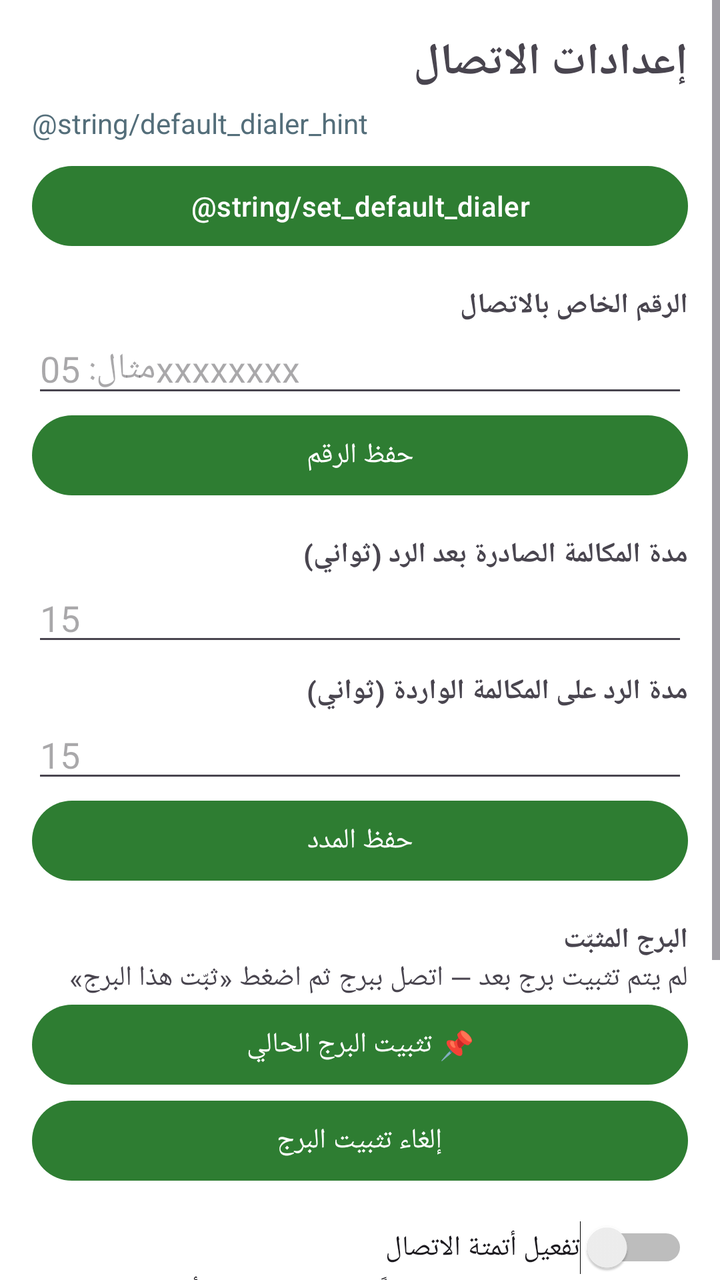
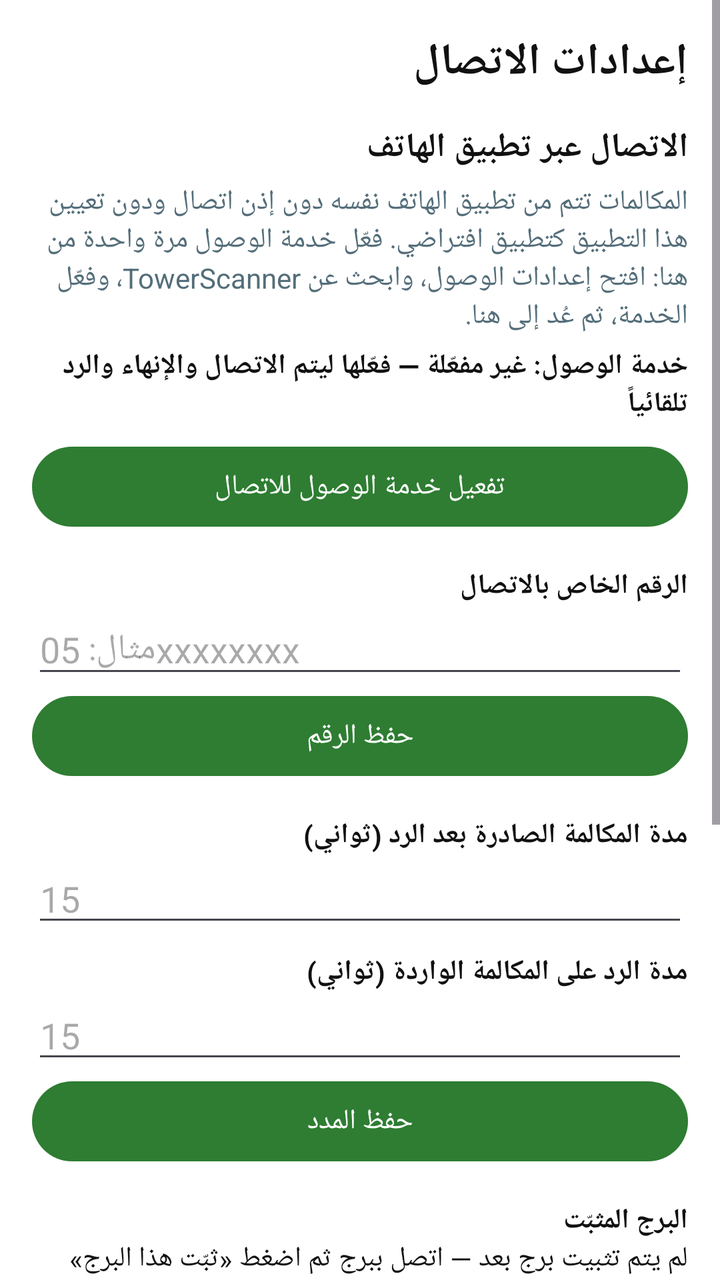

Screens rendered from an Android XML layout before and after an edit, with the pre-edit source and the edit as a unified diff.
<!-- AndroidManifest.xml: application theme Theme.TowerScannerPlus -->
<!-- res/layout/activity_call_settings.xml -->
<?xml version="1.0" encoding="utf-8"?>
<ScrollView xmlns:android="http://schemas.android.com/apk/res/android"
    android:layout_width="match_parent"
    android:layout_height="match_parent">

    <LinearLayout
        android:layout_width="match_parent"
        android:layout_height="wrap_content"
        android:orientation="vertical"
        android:padding="16dp">

        <TextView
            android:layout_width="match_parent"
            android:layout_height="wrap_content"
            android:text="@string/call_settings_title"
            android:textSize="22sp"
            android:textStyle="bold" />

        <TextView
            android:layout_width="match_parent"
            android:layout_height="wrap_content"
            android:layout_marginTop="6dp"
            android:text="@string/default_dialer_hint"
            android:textColor="#546E7A" />

        <Button
            android:id="@+id/btnDefaultDialer"
            android:layout_width="match_parent"
            android:layout_height="wrap_content"
            android:layout_marginTop="8dp"
            android:text="@string/set_default_dialer" />

        <TextView
            android:layout_width="match_parent"
            android:layout_height="wrap_content"
            android:layout_marginTop="16dp"
            android:text="@string/call_number"
            android:textStyle="bold" />

        <EditText
            android:id="@+id/etNumber"
            android:layout_width="match_parent"
            android:layout_height="wrap_content"
            android:hint="@string/call_number_hint"
            android:inputType="phone" />

        <Button
            android:id="@+id/btnSaveNumber"
            android:layout_width="match_parent"
            android:layout_height="wrap_content"
            android:text="@string/save_number" />

        <TextView
            android:layout_width="match_parent"
            android:layout_height="wrap_content"
            android:layout_marginTop="16dp"
            android:text="@string/out_duration"
            android:textStyle="bold" />

        <EditText
            android:id="@+id/etOutDuration"
            android:layout_width="match_parent"
            android:layout_height="wrap_content"
            android:hint="15"
            android:inputType="number" />

        <TextView
            android:layout_width="match_parent"
            android:layout_height="wrap_content"
            android:layout_marginTop="8dp"
            android:text="@string/in_duration"
            android:textStyle="bold" />

        <EditText
            android:id="@+id/etInDuration"
            android:layout_width="match_parent"
            android:layout_height="wrap_content"
            android:hint="15"
            android:inputType="number" />

        <Button
            android:id="@+id/btnSaveDurations"
            android:layout_width="match_parent"
            android:layout_height="wrap_content"
            android:text="@string/save_durations" />

        <TextView
            android:layout_width="match_parent"
            android:layout_height="wrap_content"
            android:layout_marginTop="16dp"
            android:text="@string/pinned_tower"
            android:textStyle="bold" />

        <TextView
            android:id="@+id/tvPinnedTower"
            android:layout_width="match_parent"
            android:layout_height="wrap_content"
            android:text="@string/no_pinned_tower" />

        <Button
            android:id="@+id/btnPinTower"
            android:layout_width="match_parent"
            android:layout_height="wrap_content"
            android:text="@string/pin_current_tower" />

        <Button
            android:id="@+id/btnUnpinTower"
            android:layout_width="match_parent"
            android:layout_height="wrap_content"
            android:text="@string/unpin_tower" />

        <Switch
            android:id="@+id/swAutomation"
            android:layout_width="match_parent"
            android:layout_height="wrap_content"
            android:layout_marginTop="16dp"
            android:text="@string/enable_automation" />

        <Switch
            android:id="@+id/swRepeat"
            android:layout_width="match_parent"
            android:layout_height="wrap_content"
            android:text="@string/auto_repeat" />

        <Button
            android:id="@+id/btnCallNow"
            android:layout_width="match_parent"
            android:layout_height="wrap_content"
            android:layout_marginTop="12dp"
            android:text="@string/call_now" />

        <Button
            android:id="@+id/btnStop"
            android:layout_width="match_parent"
            android:layout_height="wrap_content"
            android:text="@string/stop_automation" />

        <TextView
            android:layout_width="match_parent"
            android:layout_height="wrap_content"
            android:layout_marginTop="16dp"
            android:text="@string/status"
            android:textStyle="bold" />

        <TextView
            android:id="@+id/tvStatus"
            android:layout_width="match_parent"
            android:layout_height="wrap_content"
            android:text="@string/call_status_idle" />
    </LinearLayout>
</ScrollView>
<!-- resources referenced by this layout -->
<resources>
  <string name="auto_repeat">إعادة الاتصال تلقائياً بعد الفصل (طالما أنت على البرج المثبّت)</string>
  <string name="call_now">📞 اتصل الآن</string>
  <string name="call_number">الرقم الخاص بالاتصال</string>
  <string name="call_number_hint">مثال: 05xxxxxxxx</string>
  <string name="call_settings_title">إعدادات الاتصال</string>
  <string name="call_status_idle">متوقف</string>
  <string name="enable_automation">تفعيل أتمتة الاتصال</string>
  <string name="in_duration">مدة الرد على المكالمة الواردة (ثواني)</string>
  <string name="no_pinned_tower">لم يتم تثبيت برج بعد — اتصل ببرج ثم اضغط «ثبّت هذا البرج»</string>
  <string name="out_duration">مدة المكالمة الصادرة بعد الرد (ثواني)</string>
  <string name="pin_current_tower">📌 تثبيت البرج الحالي</string>
  <string name="pinned_tower">البرج المثبّت</string>
  <string name="save_durations">حفظ المدد</string>
  <string name="save_number">حفظ الرقم</string>
  <string name="status">الحالة</string>
  <string name="stop_automation">⏹ إيقاف</string>
  <string name="unpin_tower">إلغاء تثبيت البرج</string>
  <style name="Theme.TowerScannerPlus" parent="Theme.Material3.Light.NoActionBar">
          <item name="colorPrimary">#2E7D32</item>
          <item name="colorPrimaryDark">#1B5E20</item>
          <item name="android:windowBackground">#FFFFFF</item>
          <item name="android:colorBackground">#FFFFFF</item>
          <item name="colorSurface">#FFFFFF</item>
          <item name="android:forceDarkAllowed">false</item>
      </style>
</resources>

<!-- the commit's change to res/layout/activity_call_settings.xml (unified diff, before → after) -->
@@ -1,7 +1,8 @@
 <?xml version="1.0" encoding="utf-8"?>
 <ScrollView xmlns:android="http://schemas.android.com/apk/res/android"
     android:layout_width="match_parent"
-    android:layout_height="match_parent">
+    android:layout_height="match_parent"
+    android:background="@android:color/white">
 
     <LinearLayout
         android:layout_width="match_parent"
@@ -13,28 +14,48 @@
             android:layout_width="match_parent"
             android:layout_height="wrap_content"
             android:text="@string/call_settings_title"
+            android:textColor="@color/ink"
             android:textSize="22sp"
             android:textStyle="bold" />
 
         <TextView
             android:layout_width="match_parent"
             android:layout_height="wrap_content"
+            android:layout_marginTop="16dp"
+            android:text="@string/accessibility_title"
+            android:textColor="@color/ink"
+            android:textSize="17sp"
+            android:textStyle="bold" />
+
+        <TextView
+            android:layout_width="match_parent"
+            android:layout_height="wrap_content"
             android:layout_marginTop="6dp"
-            android:text="@string/default_dialer_hint"
-            android:textColor="#546E7A" />
+            android:text="@string/accessibility_hint"
+            android:textColor="@color/muted" />
+
+        <TextView
+            android:id="@+id/tvAccessibilityStatus"
+            android:layout_width="match_parent"
+            android:layout_height="wrap_content"
+            android:layout_marginTop="6dp"
+            android:text="@string/accessibility_off"
+            android:textColor="@color/ink"
+            android:textStyle="bold" />
 
         <Button
-            android:id="@+id/btnDefaultDialer"
+            android:id="@+id/btnAccessibility"
             android:layout_width="match_parent"
             android:layout_height="wrap_content"
             android:layout_marginTop="8dp"
-            android:text="@string/set_default_dialer" />
+            android:text="@string/enable_accessibility" />
 
         <TextView
             android:layout_width="match_parent"
             android:layout_height="wrap_content"
             android:layout_marginTop="16dp"
             android:text="@string/call_number"
+            android:textColor="@color/ink"
             android:textStyle="bold" />
 
         <EditText
@@ -42,7 +63,8 @@
             android:layout_width="match_parent"
             android:layout_height="wrap_content"
             android:hint="@string/call_number_hint"
-            android:inputType="phone" />
+            android:inputType="phone"
+            android:textColor="@color/ink" />
 
         <Button
             android:id="@+id/btnSaveNumber"
@@ -55,6 +77,7 @@
             android:layout_height="wrap_content"
             android:layout_marginTop="16dp"
             android:text="@string/out_duration"
+            android:textColor="@color/ink"
             android:textStyle="bold" />
 
         <EditText
@@ -62,13 +85,15 @@
             android:layout_width="match_parent"
             android:layout_height="wrap_content"
             android:hint="15"
-            android:inputType="number" />
+            android:inputType="number"
+            android:textColor="@color/ink" />
 
         <TextView
             android:layout_width="match_parent"
             android:layout_height="wrap_content"
             android:layout_marginTop="8dp"
             android:text="@string/in_duration"
+            android:textColor="@color/ink"
             android:textStyle="bold" />
 
         <EditText
@@ -76,7 +101,8 @@
             android:layout_width="match_parent"
             android:layout_height="wrap_content"
             android:hint="15"
-            android:inputType="number" />
+            android:inputType="number"
+            android:textColor="@color/ink" />
 
         <Button
             android:id="@+id/btnSaveDurations"
@@ -89,13 +115,15 @@
             android:layout_height="wrap_content"
             android:layout_marginTop="16dp"
             android:text="@string/pinned_tower"
+            android:textColor="@color/ink"
             android:textStyle="bold" />
 
         <TextView
             android:id="@+id/tvPinnedTower"
             android:layout_width="match_parent"
             android:layout_height="wrap_content"
-            android:text="@string/no_pinned_tower" />
+            android:text="@string/no_pinned_tower"
+            android:textColor="@color/ink" />
 
         <Button
             android:id="@+id/btnPinTower"
@@ -114,13 +142,15 @@
             android:layout_width="match_parent"
             android:layout_height="wrap_content"
             android:layout_marginTop="16dp"
-            android:text="@string/enable_automation" />
+            android:text="@string/enable_automation"
+            android:textColor="@color/ink" />
 
         <Switch
             android:id="@+id/swRepeat"
             android:layout_width="match_parent"
             android:layout_height="wrap_content"
-            android:text="@string/auto_repeat" />
+            android:text="@string/auto_repeat"
+            android:textColor="@color/ink" />
 
         <Button
             android:id="@+id/btnCallNow"
@@ -140,12 +170,14 @@
             android:layout_height="wrap_content"
             android:layout_marginTop="16dp"
             android:text="@string/status"
+            android:textColor="@color/ink"
             android:textStyle="bold" />
 
         <TextView
             android:id="@+id/tvStatus"
             android:layout_width="match_parent"
             android:layout_height="wrap_content"
-            android:text="@string/call_status_idle" />
+            android:text="@string/call_status_idle"
+            android:textColor="@color/ink" />
     </LinearLayout>
 </ScrollView>
<!-- resource entries referenced after the edit -->
@@ -1,11 +1,17 @@
 <!-- resources referenced by this layout -->
 <resources>
+  <color name="ink">#111111</color>
+  <color name="muted">#546E7A</color>
+  <string name="accessibility_hint">المكالمات تتم من تطبيق الهاتف نفسه دون إذن اتصال ودون تعيين هذا التطبيق كتطبيق افتراضي. فعّل خدمة الوصول مرة واحدة من هنا: افتح إعدادات الوصول، وابحث عن TowerScanner، وفعّل الخدمة، ثم عُد إلى هنا.</string>
+  <string name="accessibility_off">خدمة الوصول: غير مفعّلة — فعّلها ليتم الاتصال والإنهاء والرد تلقائياً</string>
+  <string name="accessibility_title">الاتصال عبر تطبيق الهاتف</string>
   <string name="auto_repeat">إعادة الاتصال تلقائياً بعد الفصل (طالما أنت على البرج المثبّت)</string>
   <string name="call_now">📞 اتصل الآن</string>
   <string name="call_number">الرقم الخاص بالاتصال</string>
   <string name="call_number_hint">مثال: 05xxxxxxxx</string>
   <string name="call_settings_title">إعدادات الاتصال</string>
   <string name="call_status_idle">متوقف</string>
+  <string name="enable_accessibility">تفعيل خدمة الوصول للاتصال</string>
   <string name="enable_automation">تفعيل أتمتة الاتصال</string>
   <string name="in_duration">مدة الرد على المكالمة الواردة (ثواني)</string>
   <string name="no_pinned_tower">لم يتم تثبيت برج بعد — اتصل ببرج ثم اضغط «ثبّت هذا البرج»</string>
